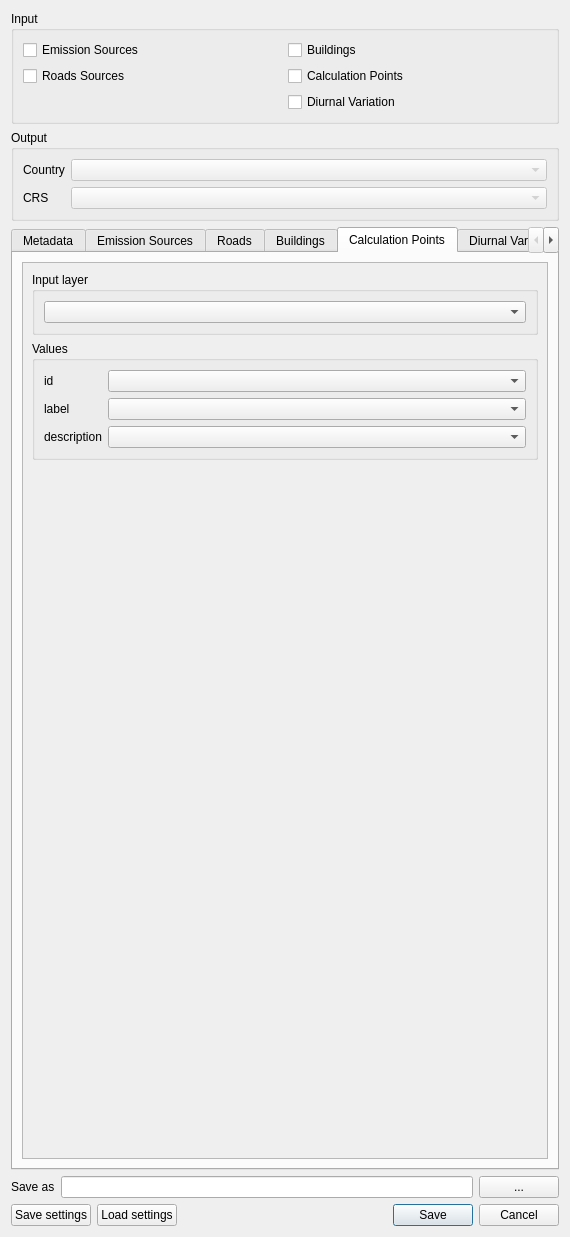
Old version of the form ImaerPlugin/generate_calc_input_dlg.ui in the repository opengeogroep/AERIUS-QGIS-plugins.
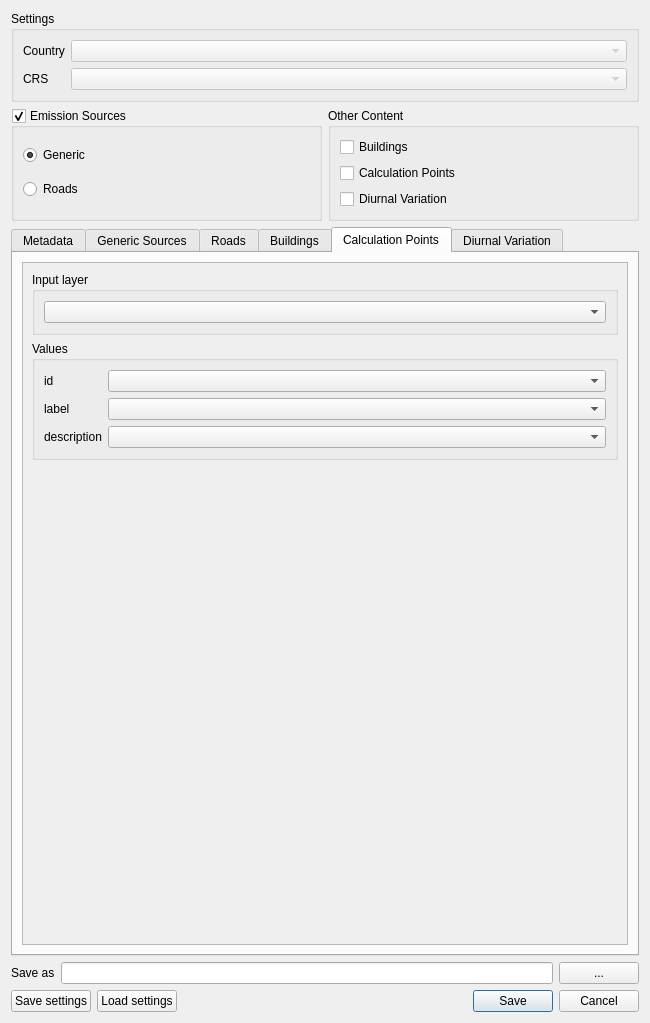
New version of the form. The open tabs and pages were chosen to show the change. Custom widgets are drawn as their Qt base class.

Commit message: Emission sources GUI improved

Diff of the .ui file:
```diff
--- a/ImaerPlugin/generate_calc_input_dlg.ui
+++ b/ImaerPlugin/generate_calc_input_dlg.ui
@@ -6,8 +6,8 @@
    <rect>
     <x>0</x>
     <y>0</y>
-    <width>570</width>
-    <height>1237</height>
+    <width>650</width>
+    <height>1023</height>
    </rect>
   </property>
   <property name="windowTitle">
@@ -17,51 +17,7 @@
    <item>
     <widget class="QGroupBox" name="group_input">
      <property name="title">
-      <string>Input</string>
-     </property>
-     <layout class="QGridLayout" name="gridLayout_17">
-      <item row="1" column="1">
-       <widget class="QCheckBox" name="checkBox_cp">
-        <property name="text">
-         <string>Calculation Points</string>
-        </property>
-       </widget>
-      </item>
-      <item row="1" column="0">
-       <widget class="QCheckBox" name="checkBox_rd">
-        <property name="text">
-         <string>Roads Sources</string>
-        </property>
-       </widget>
-      </item>
-      <item row="0" column="1">
-       <widget class="QCheckBox" name="checkBox_bld">
-        <property name="text">
-         <string>Buildings</string>
-        </property>
-       </widget>
-      </item>
-      <item row="0" column="0">
-       <widget class="QCheckBox" name="checkBox_es">
-        <property name="text">
-         <string>Emission Sources</string>
-        </property>
-       </widget>
-      </item>
-      <item row="2" column="1">
-       <widget class="QCheckBox" name="checkBox_dv">
-        <property name="text">
-         <string>Diurnal Variation</string>
-        </property>
-       </widget>
-      </item>
-     </layout>
-    </widget>
-   </item>
-   <item>
-    <widget class="QGroupBox" name="group_output">
-     <property name="title">
-      <string>Output</string>
+      <string>Settings</string>
      </property>
      <layout class="QFormLayout" name="formLayout_5">
       <item row="0" column="0">
@@ -95,6 +51,69 @@
      </layout>
     </widget>
    </item>
+   <item>
+    <layout class="QHBoxLayout" name="horizontalLayout_content">
+     <item>
+      <widget class="QGroupBox" name="group_input_es">
+       <property name="title">
+        <string>Emission Sources</string>
+       </property>
+       <property name="checkable">
+        <bool>true</bool>
+       </property>
+       <layout class="QGridLayout" name="gridLayout_17">
+        <item row="1" column="0">
+         <widget class="QRadioButton" name="radioButton_es">
+          <property name="text">
+           <string>Generic</string>
+          </property>
+          <property name="checked">
+           <bool>true</bool>
+          </property>
+         </widget>
+        </item>
+        <item row="2" column="0">
+         <widget class="QRadioButton" name="radioButton_rd">
+          <property name="text">
+           <string>Roads</string>
+          </property>
+         </widget>
+        </item>
+       </layout>
+      </widget>
+     </item>
+     <item>
+      <widget class="QGroupBox" name="group_input_other">
+       <property name="title">
+        <string>Other Content</string>
+       </property>
+       <layout class="QGridLayout" name="gridLayout_21">
+        <item row="1" column="0">
+         <widget class="QCheckBox" name="checkBox_bld">
+          <property name="text">
+           <string>Buildings</string>
+          </property>
+         </widget>
+        </item>
+        <item row="2" column="0">
+         <widget class="QCheckBox" name="checkBox_cp">
+          <property name="text">
+           <string>Calculation Points</string>
+          </property>
+         </widget>
+        </item>
+        <item row="3" column="0">
+         <widget class="QCheckBox" name="checkBox_dv">
+          <property name="text">
+           <string>Diurnal Variation</string>
+          </property>
+         </widget>
+        </item>
+       </layout>
+      </widget>
+     </item>
+    </layout>
+   </item>
    <item>
     <widget class="QTabWidget" name="tabs_mapping">
      <property name="currentIndex">
@@ -203,7 +222,7 @@
      </widget>
      <widget class="QWidget" name="tab_emission_sources">
       <attribute name="title">
-       <string>Emission Sources</string>
+       <string>Generic Sources</string>
       </attribute>
       <layout class="QVBoxLayout" name="verticalLayout_4">
        <item>
@@ -1307,8 +1326,8 @@
            <rect>
             <x>0</x>
             <y>0</y>
-            <width>528</width>
-            <height>865</height>
+            <width>608</width>
+            <height>649</height>
            </rect>
           </property>
           <layout class="QVBoxLayout" name="verticalLayout_9">
```
Left out of the diff: 40 changed lines with no effect on the pictures. The commit also changes 2 other files.
